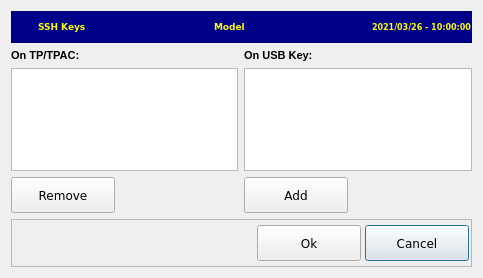
Above: managessh.ui from MECTsrl/cloner before the change. Below: the same form after it.
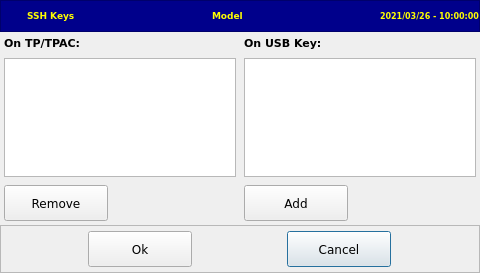
That is the form after the change. Icons and pictures are not drawn.

Commit message: Cloner: Feature #519 - begin of SSH form implementation

Patch:
```diff
--- a/managessh.ui
+++ b/managessh.ui
@@ -6,14 +6,20 @@
    <rect>
     <x>0</x>
     <y>0</y>
-    <width>483</width>
-    <height>278</height>
+    <width>480</width>
+    <height>273</height>
    </rect>
   </property>
   <property name="windowTitle">
    <string>Dialog</string>
   </property>
   <layout class="QVBoxLayout" name="verticalLayout">
+   <property name="spacing">
+    <number>2</number>
+   </property>
+   <property name="margin">
+    <number>0</number>
+   </property>
    <item>
     <widget class="QFrame" name="frameTitle">
      <property name="minimumSize">
@@ -182,23 +188,80 @@
    </item>
    <item>
     <layout class="QGridLayout" name="gridLayout">
-     <item row="0" column="0">
-      <widget class="QLabel" name="lblTPac">
+     <property name="leftMargin">
+      <number>4</number>
+     </property>
+     <property name="topMargin">
+      <number>2</number>
+     </property>
+     <property name="rightMargin">
+      <number>4</number>
+     </property>
+     <property name="bottomMargin">
+      <number>2</number>
+     </property>
+     <property name="spacing">
+      <number>8</number>
+     </property>
+     <item row="1" column="0">
+      <widget class="QTableWidget" name="tblTPac">
+       <property name="minimumSize">
+        <size>
+         <width>0</width>
+         <height>90</height>
+        </size>
+       </property>
        <property name="font">
         <font>
+         <family>DejaVu Sans</family>
          <pointsize>8</pointsize>
-         <weight>75</weight>
-         <bold>true</bold>
         </font>
        </property>
-       <property name="text">
-        <string>On TP/TPAC:</string>
+       <property name="editTriggers">
+        <set>QAbstractItemView::NoEditTriggers</set>
        </property>
-       <property name="scaledContents">
+       <property name="showDropIndicator" stdset="0">
         <bool>false</bool>
        </property>
-       <property name="buddy">
-        <cstring>lstTPac</cstring>
+       <property name="dragDropOverwriteMode">
+        <bool>false</bool>
+       </property>
+       <property name="selectionMode">
+        <enum>QAbstractItemView::SingleSelection</enum>
+       </property>
+       <property name="selectionBehavior">
+        <enum>QAbstractItemView::SelectRows</enum>
+       </property>
+      </widget>
+     </item>
+     <item row="1" column="1">
+      <widget class="QTableWidget" name="tblUsb">
+       <property name="minimumSize">
+        <size>
+         <width>0</width>
+         <height>90</height>
+        </size>
+       </property>
+       <property name="font">
+        <font>
+         <family>DejaVu Sans</family>
+         <pointsize>8</pointsize>
+        </font>
+       </property>
+       <property name="editTriggers">
+        <set>QAbstractItemView::NoEditTriggers</set>
+       </property>
+       <property name="showDropIndicator" stdset="0">
+        <bool>false</bool>
+       </property>
+       <property name="dragDropOverwriteMode">
+        <bool>false</bool>
+       </property>
+       <property name="selectionMode">
+        <enum>QAbstractItemView::SingleSelection</enum>
+       </property>
+       <property name="selectionBehavior">
+        <enum>QAbstractItemView::SelectRows</enum>
        </property>
       </widget>
      </item>
@@ -206,6 +269,7 @@
       <widget class="QLabel" name="lblUsb">
        <property name="font">
         <font>
+         <family>DejaVu Sans</family>
          <pointsize>8</pointsize>
          <weight>75</weight>
          <bold>true</bold>
@@ -217,51 +281,23 @@
        <property name="scaledContents">
         <bool>false</bool>
        </property>
-       <property name="buddy">
-        <cstring>lstUsb</cstring>
-       </property>
       </widget>
      </item>
-     <item row="1" column="0">
-      <widget class="QListWidget" name="lstTPac">
-       <property name="minimumSize">
-        <size>
-         <width>200</width>
-         <height>100</height>
-        </size>
-       </property>
+     <item row="0" column="0">
+      <widget class="QLabel" name="lblTPac">
        <property name="font">
         <font>
+         <family>DejaVu Sans</family>
          <pointsize>8</pointsize>
          <weight>75</weight>
          <bold>true</bold>
         </font>
        </property>
-       <property name="showDropIndicator" stdset="0">
+       <property name="text">
+        <string>On TP/TPAC:</string>
+       </property>
+       <property name="scaledContents">
         <bool>false</bool>
-       </property>
-       <property name="selectionMode">
-        <enum>QAbstractItemView::MultiSelection</enum>
-       </property>
-      </widget>
-     </item>
-     <item row="1" column="1">
-      <widget class="QListWidget" name="lstUsb">
-       <property name="minimumSize">
-        <size>
-         <width>200</width>
-         <height>100</height>
-        </size>
-       </property>
-       <property name="font">
-        <font>
-         <pointsize>8</pointsize>
-         <weight>75</weight>
-         <bold>true</bold>
-        </font>
-       </property>
-       <property name="selectionMode">
-        <enum>QAbstractItemView::MultiSelection</enum>
        </property>
       </widget>
      </item>
@@ -365,7 +401,7 @@
      </property>
      <layout class="QHBoxLayout" name="horizontalLayout">
       <property name="spacing">
-       <number>4</number>
+       <number>10</number>
       </property>
       <property name="leftMargin">
        <number>2</number>
@@ -379,19 +415,6 @@
       <property name="bottomMargin">
        <number>0</number>
       </property>
-      <item>
-       <spacer name="horizontalSpacer">
-        <property name="orientation">
-         <enum>Qt::Horizontal</enum>
-        </property>
-        <property name="sizeHint" stdset="0">
-         <size>
-          <width>68</width>
-          <height>20</height>
-         </size>
-        </property>
-       </spacer>
-      </item>
       <item>
        <widget class="QPushButton" name="cmdOk">
         <property name="minimumSize">
```
The commit also changes 6 other files.
